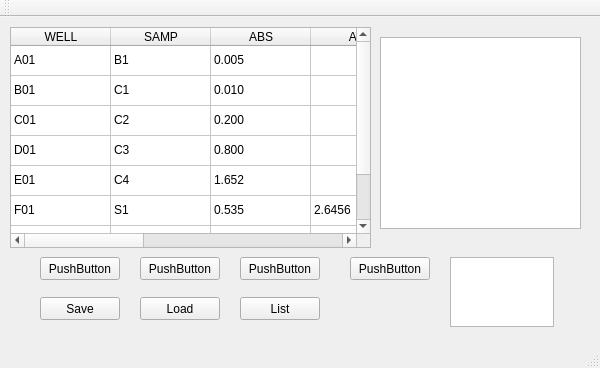
Before: the Qt Designer form mainwindow.ui in srikrishnan90/qt_thermalprinter_cups, drawn with Qt 5.
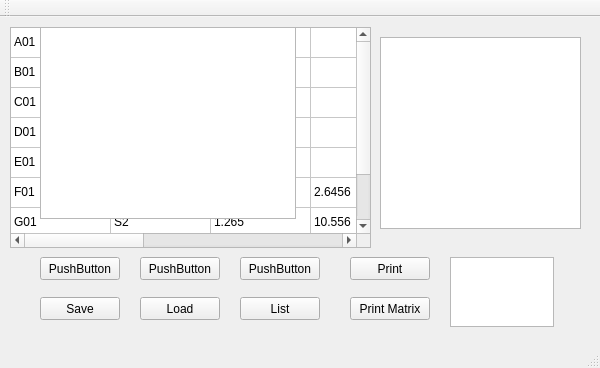
After: the same form once the commit is applied.

Commit message: added print matrix format

Diff of the .ui file:
```diff
--- a/mainwindow.ui
+++ b/mainwindow.ui
@@ -50,7 +50,7 @@
      </rect>
     </property>
     <attribute name="horizontalHeaderVisible">
-     <bool>true</bool>
+     <bool>false</bool>
     </attribute>
     <attribute name="horizontalHeaderCascadingSectionResizes">
      <bool>true</bool>
@@ -342,7 +342,7 @@
      </rect>
     </property>
     <property name="text">
-     <string>PushButton</string>
+     <string>Print</string>
     </property>
    </widget>
    <widget class="QTextEdit" name="textEdit">
@@ -404,6 +404,29 @@
      </rect>
     </property>
    </widget>
+   <widget class="QPushButton" name="pushButton_8">
+    <property name="geometry">
+     <rect>
+      <x>350</x>
+      <y>280</y>
+      <width>80</width>
+      <height>23</height>
+     </rect>
+    </property>
+    <property name="text">
+     <string>Print Matrix</string>
+    </property>
+   </widget>
+   <widget class="QTextBrowser" name="textBrowser">
+    <property name="geometry">
+     <rect>
+      <x>40</x>
+      <y>10</y>
+      <width>256</width>
+      <height>192</height>
+     </rect>
+    </property>
+   </widget>
   </widget>
   <widget class="QMenuBar" name="menuBar">
    <property name="geometry">
```
The commit also changes 3 other files.
